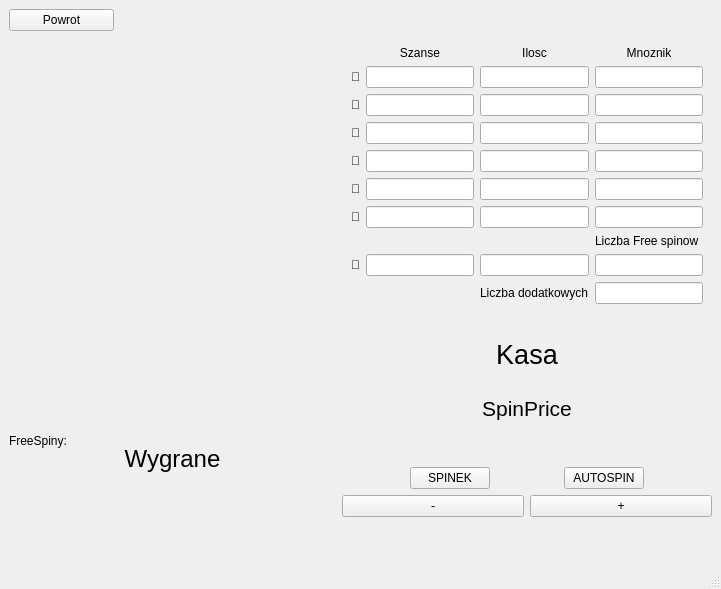
The window that UI/oknogra1.ui (Rghjr/Projekt_Slotsy) describes before a commit, drawn with Qt 5.
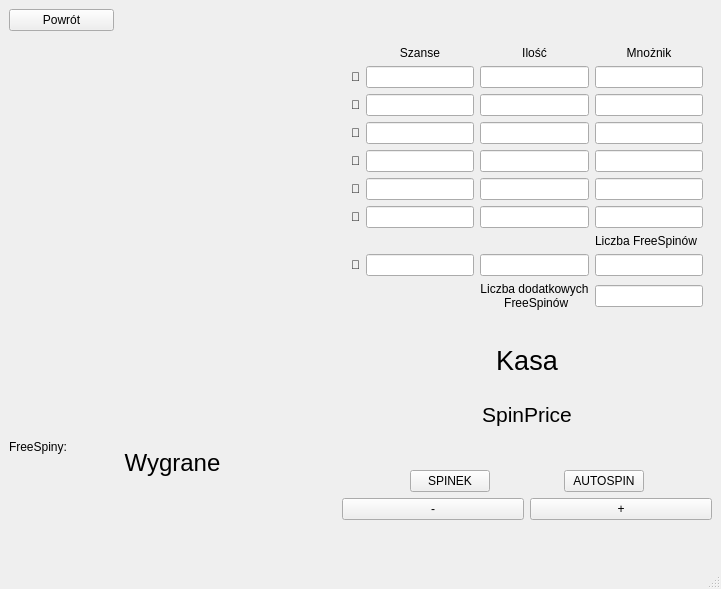
The same window after the commit.

```diff
--- a/UI/oknogra1.ui
+++ b/UI/oknogra1.ui
@@ -46,7 +46,7 @@
        <item row="0" column="3">
         <widget class="QLabel" name="label_3">
          <property name="text">
-          <string>Mnoznik</string>
+          <string>Mnożnik</string>
          </property>
          <property name="alignment">
           <set>Qt::AlignmentFlag::AlignCenter</set>
@@ -168,7 +168,7 @@
        <item row="0" column="2">
         <widget class="QLabel" name="label_2">
          <property name="text">
-          <string>Ilosc</string>
+          <string>Ilość</string>
          </property>
          <property name="alignment">
           <set>Qt::AlignmentFlag::AlignCenter</set>
@@ -191,14 +191,18 @@
        <item row="7" column="3">
         <widget class="QLabel" name="LiczbaFreeSpinowTekst">
          <property name="text">
-          <string>Liczba Free spinow</string>
+          <string>Liczba FreeSpinów</string>
          </property>
         </widget>
        </item>
        <item row="9" column="2">
         <widget class="QLabel" name="label_4">
          <property name="text">
-          <string>Liczba dodatkowych</string>
+          <string>Liczba dodatkowych
+ FreeSpinów</string>
+         </property>
+         <property name="alignment">
+          <set>Qt::AlignmentFlag::AlignCenter</set>
          </property>
         </widget>
        </item>
@@ -419,7 +423,7 @@
     <item row="0" column="0">
      <widget class="QPushButton" name="powrotButton">
       <property name="text">
-       <string>Powrot</string>
+       <string>Powrót</string>
       </property>
      </widget>
     </item>
```
Left out of the diff: 2 changed lines with no effect on the pictures.
